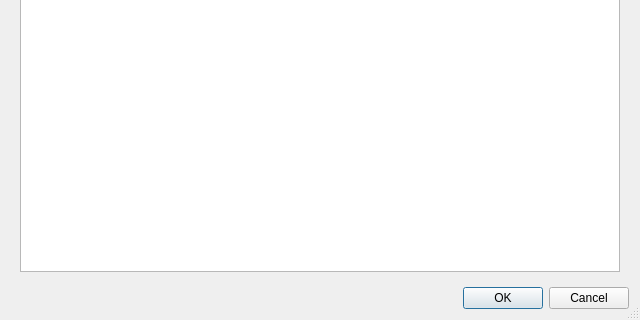
Before: the Qt Designer form MonitorDialog.ui in Entomologist/entomologist, drawn with Qt 5; both pictures show x 0 to 640 and y 160 to 480 of the 640 by 480 pixel window.
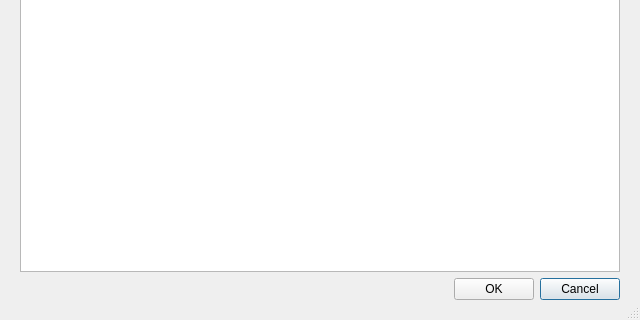
After: the same form once the commit is applied. Icons and pictures are not drawn.

Commit message: The monitor components dialog now saves and loads components to the database

The edit to the form file:
```diff
--- a/MonitorDialog.ui
+++ b/MonitorDialog.ui
@@ -68,19 +68,46 @@
         </column>
        </widget>
       </item>
+      <item>
+       <layout class="QHBoxLayout" name="horizontalLayout">
+        <item>
+         <spacer name="horizontalSpacer">
+          <property name="orientation">
+           <enum>Qt::Horizontal</enum>
+          </property>
+          <property name="sizeHint" stdset="0">
+           <size>
+            <width>40</width>
+            <height>20</height>
+           </size>
+          </property>
+         </spacer>
+        </item>
+        <item>
+         <widget class="QPushButton" name="okButton">
+          <property name="text">
+           <string>OK</string>
+          </property>
+          <property name="autoDefault">
+           <bool>true</bool>
+          </property>
+         </widget>
+        </item>
+        <item>
+         <widget class="QPushButton" name="cancelButton">
+          <property name="text">
+           <string>Cancel</string>
+          </property>
+          <property name="default">
+           <bool>true</bool>
+          </property>
+         </widget>
+        </item>
+       </layout>
+      </item>
      </layout>
     </widget>
    </item>
-   <item>
-    <widget class="QDialogButtonBox" name="buttonBox">
-     <property name="orientation">
-      <enum>Qt::Horizontal</enum>
-     </property>
-     <property name="standardButtons">
-      <set>QDialogButtonBox::Cancel|QDialogButtonBox::Ok</set>
-     </property>
-    </widget>
-   </item>
   </layout>
  </widget>
  <resources>
```
Left out of the diff: 35 changed lines with no effect on the pictures. The commit also changes 4 other files.
